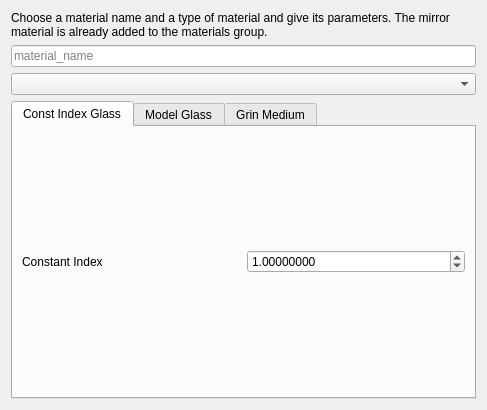
This is PyrateWorkbench/Qt/dlg_material_add.ui in mess42/pyrate as Qt 5 draws it before an edit. The edited form follows.
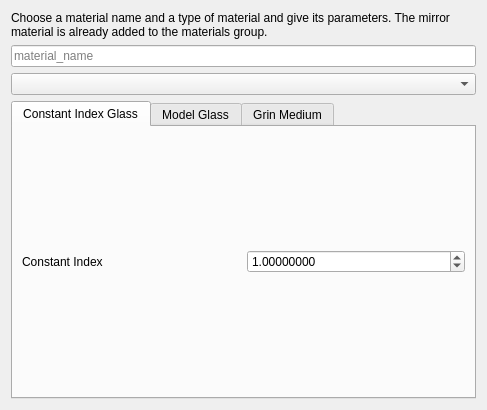
This is the edited form.

```diff
--- a/PyrateWorkbench/Qt/dlg_material_add.ui
+++ b/PyrateWorkbench/Qt/dlg_material_add.ui
@@ -38,7 +38,7 @@
      </property>
      <widget class="QWidget" name="tabConstIndexGlass">
       <attribute name="title">
-       <string>Const Index Glass</string>
+       <string>Constant Index Glass</string>
       </attribute>
       <layout class="QGridLayout" name="gridLayout_2">
        <item row="0" column="1">
```
